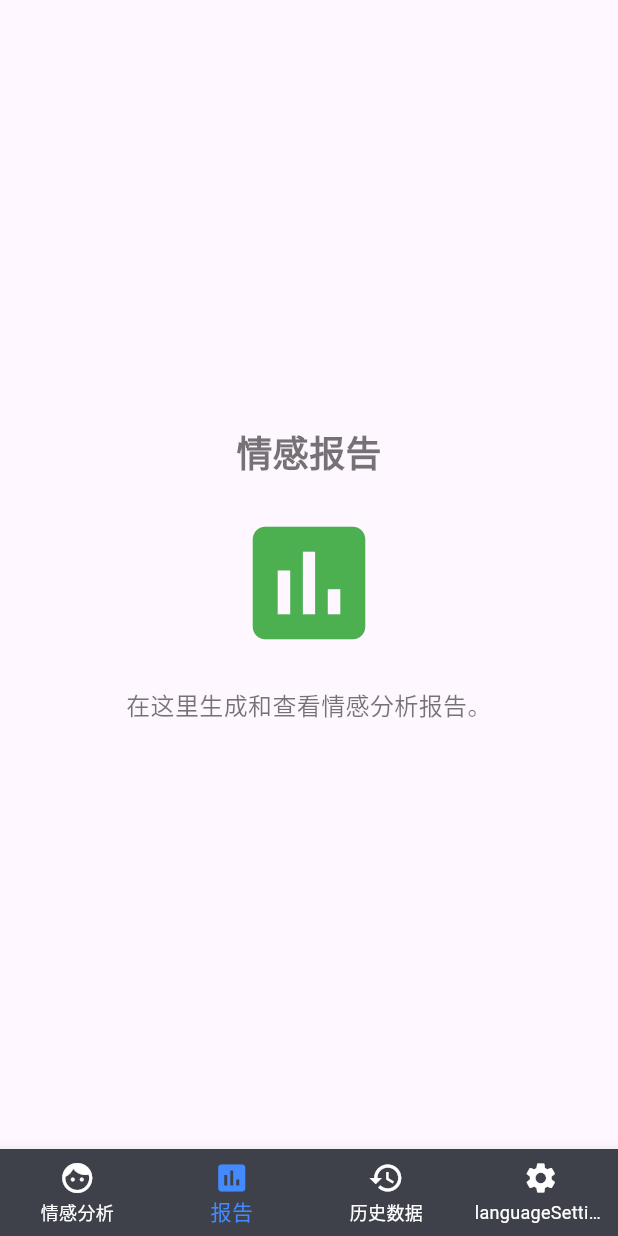
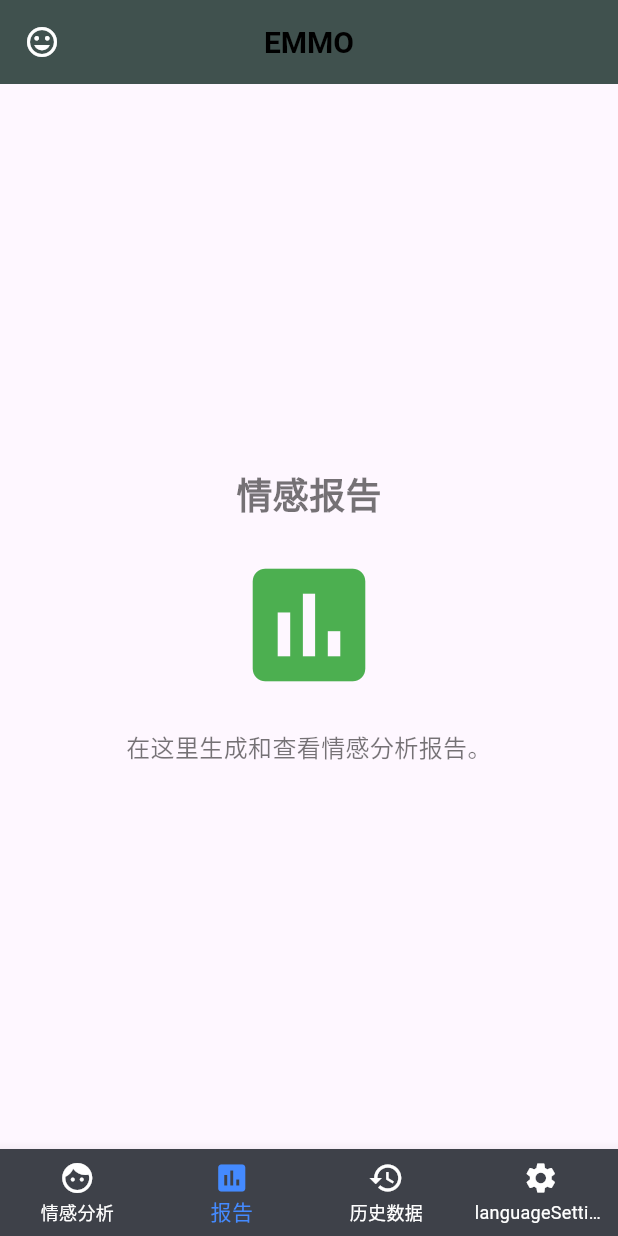
Before and after one commit to xiangxiang3451/EMMOApp, a Flutter app: the HomeScreen screen opened directly, item 2 of the bottom bar chosen, on a phone screen of 412 x 824 dp. Run offline on Flutter 3.47's test engine with Material 3 defaults, Android fonts, the phone set to English and light mode, and no system bars; our stand-ins replace camera, fl_chart, image_picker; network calls fail.

Commit message:
add iconAppbar

```diff
--- a/lib/screens/home_screen.dart
+++ b/lib/screens/home_screen.dart
@@ -36,27 +36,32 @@ class _HomeScreenState extends State<HomeScreen> {
   @override
   Widget build(BuildContext context) {
     return Scaffold(
-      // appBar: AppBar(
-      //   // title: const Text('Emotion Analysis App'),
-      //   automaticallyImplyLeading: false, // 禁用默认的返回按钮
-      //   centerTitle: true,
-      //   backgroundColor: Colors.white, // 导航栏背景为白色
-      //   elevation: 0, // 去掉阴影
-      //   titleTextStyle: const TextStyle(
-      //     color: Colors.black, // 标题文字为黑色
-      //     fontSize: 20,
-      //     fontWeight: FontWeight.bold,
-      //   ),
-      //   iconTheme: const IconThemeData(
-      //     color: Colors.black, // 图标为黑色
-      //   ),
-      // ),
+      appBar: AppBar(
+        automaticallyImplyLeading: false, // 禁用默认的返回按钮
+        centerTitle: true,
+        backgroundColor: const Color(0xFF40514E), // 设置背景色
+        elevation: 0, // 去掉阴影
+        titleTextStyle: const TextStyle(
+          color: Colors.black, // 标题文字为黑色
+          fontSize: 20,
+          fontWeight: FontWeight.bold,
+        ),
+        iconTheme: const IconThemeData(
+          color: Colors.white, // 图标为白色
+        ),
+        title: const Text('EMMO'),
+        leading: IconButton(
+          icon: const Icon(Icons.insert_emoticon), // 使用情绪图标
+          onPressed: () {},
+        ),
+      ),
+
       body: Center(
         child: _widgetOptions.elementAt(_selectedIndex), // 根据选中的索引显示相应页面
       ),
       // 底部导航栏
       bottomNavigationBar: BottomNavigationBar(
-        items:  <BottomNavigationBarItem>[
+        items: <BottomNavigationBarItem>[
           const BottomNavigationBarItem(
             icon: Icon(Icons.face),
             label: '情感分析',
```
